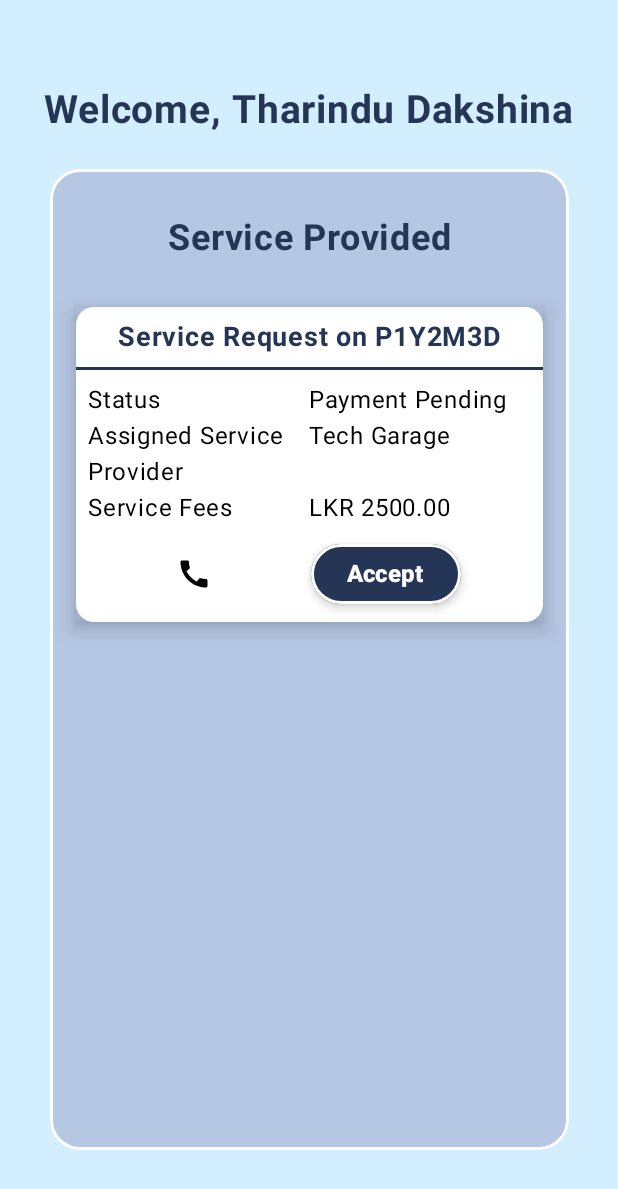
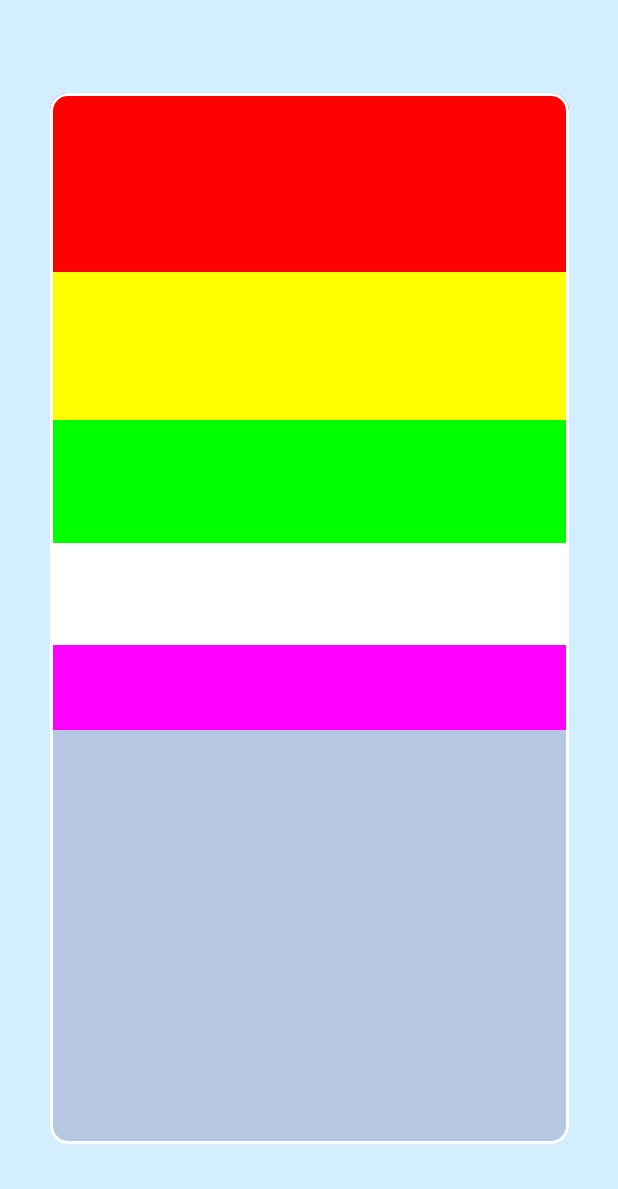
Before and after one commit to IsuriCS/RoadRescue, an Android app built with Jetpack Compose: the screen it shows after launch (MainActivity), on a phone screen of 412 x 824 dp. Shown: the top 1189 px of the screen. Run offline under Robolectric (Android 15) with nearby library versions, the phone set to English and light mode, and no system bars.

Commit message:
update GarageDashbord file

```diff
--- a/app/src/main/java/com/example/garage/views/GarageDashboard.kt
+++ b/app/src/main/java/com/example/garage/views/GarageDashboard.kt
@@ -1,6 +1,5 @@
 package com.example.garage.views
 
-import android.graphics.LinearGradient
 import androidx.compose.foundation.BorderStroke
 import androidx.compose.foundation.background
 import androidx.compose.foundation.layout.Arrangement
@@ -49,10 +48,7 @@ fun GarageDashboard(
     )*/
 
     Column (
-        modifier = Modifier
-            .fillMaxSize()
-            .background(Color(0xFFD3EFFF))
-        ,
+        modifier = defaultBackground,
         horizontalAlignment = Alignment.CenterHorizontally,
         verticalArrangement = Arrangement.Center
 
--- /dev/null
+++ b/app/src/main/java/com/example/garage/views/GarageProfile.kt
@@ -0,0 +1,63 @@
+package com.example.garage.views
+
+import androidx.compose.foundation.BorderStroke
+import androidx.compose.foundation.background
+import androidx.compose.foundation.layout.Arrangement
+import androidx.compose.foundation.layout.Column
+import androidx.compose.foundation.layout.Row
+import androidx.compose.foundation.layout.fillMaxHeight
+import androidx.compose.foundation.layout.fillMaxWidth
+import androidx.compose.material3.Card
+import androidx.compose.material3.CardDefaults
+import androidx.compose.runtime.Composable
+import androidx.compose.ui.Alignment
+import androidx.compose.ui.Modifier
+import androidx.compose.ui.graphics.Color
+import androidx.compose.ui.unit.dp
+
+@Composable
+fun garageProfile(
+
+){
+    Column(
+        modifier = defaultBackground,
+        horizontalAlignment = Alignment.CenterHorizontally,
+        verticalArrangement = Arrangement.Center
+    ) {
+        Card (
+            modifier = cardDefaultModifier,
+            colors = CardDefaults.cardColors(containerColor = Color(0xFFB6C7E3)),
+            border = BorderStroke(width = 2.dp, Color.White)
+        ){
+
+            Row (modifier = Modifier.fillMaxWidth().background(Color.Red).fillMaxHeight(0.17f)){
+
+                /*Column {
+                    //image
+                }
+
+                Column {
+                    // details
+                }*/
+
+            }
+
+            Row(modifier = Modifier.fillMaxWidth().background(Color.Yellow).fillMaxHeight(0.17f)) {
+
+            }
+
+            Row(modifier = Modifier.fillMaxWidth().background(Color.Green).fillMaxHeight(0.17f)) {
+
+            }
+
+            Row (modifier = Modifier.fillMaxWidth().background(Color.White).fillMaxHeight(0.17f)){
+
+            }
+
+            Row (modifier = Modifier.fillMaxWidth().background(Color.Magenta).fillMaxHeight(0.17f)){
+
+            }
+
+        }
+    }
+}
--- a/app/src/main/java/com/example/garage/views/MainActivity.kt
+++ b/app/src/main/java/com/example/garage/views/MainActivity.kt
@@ -26,9 +26,11 @@ class MainActivity : ComponentActivity() {
 //                    Footer()
                   //HelpBox()
                     //SidebarContent()
-                    if (Build.VERSION.SDK_INT >= Build.VERSION_CODES.O) {
+                    /*if (Build.VERSION.SDK_INT >= Build.VERSION_CODES.O) {
                         GarageDashboard("Tharindu Dakshina", Period.of(1,2,3),2500f)
-                    }
+                    }*/
+
+                    garageProfile()
                 }
             }
         }
--- a/app/src/main/java/com/example/garage/views/UiStyles.kt
+++ b/app/src/main/java/com/example/garage/views/UiStyles.kt
@@ -1,6 +1,7 @@
 package com.example.garage.views
 
 import androidx.compose.foundation.background
+import androidx.compose.foundation.layout.fillMaxHeight
 import androidx.compose.foundation.layout.fillMaxSize
 import androidx.compose.foundation.layout.fillMaxWidth
 import androidx.compose.foundation.layout.padding
@@ -49,3 +50,11 @@ val backgroundModifier = Modifier
 val cardModifier = Modifier
     .fillMaxWidth()
     .padding(horizontal = 16.dp, vertical = 8.dp)
+
+val defaultBackground =Modifier
+    .fillMaxSize()
+    .background(Color(0xFFD3EFFF))
+
+val cardDefaultModifier=Modifier
+    .fillMaxWidth(0.84f)
+    .fillMaxHeight(0.85f)
```
